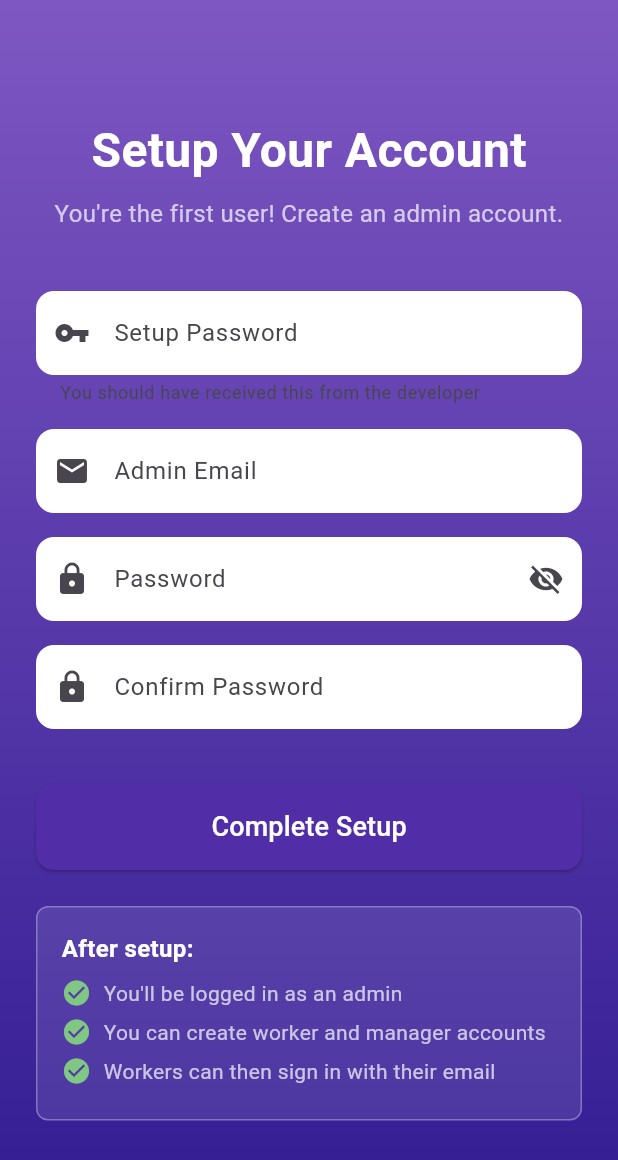
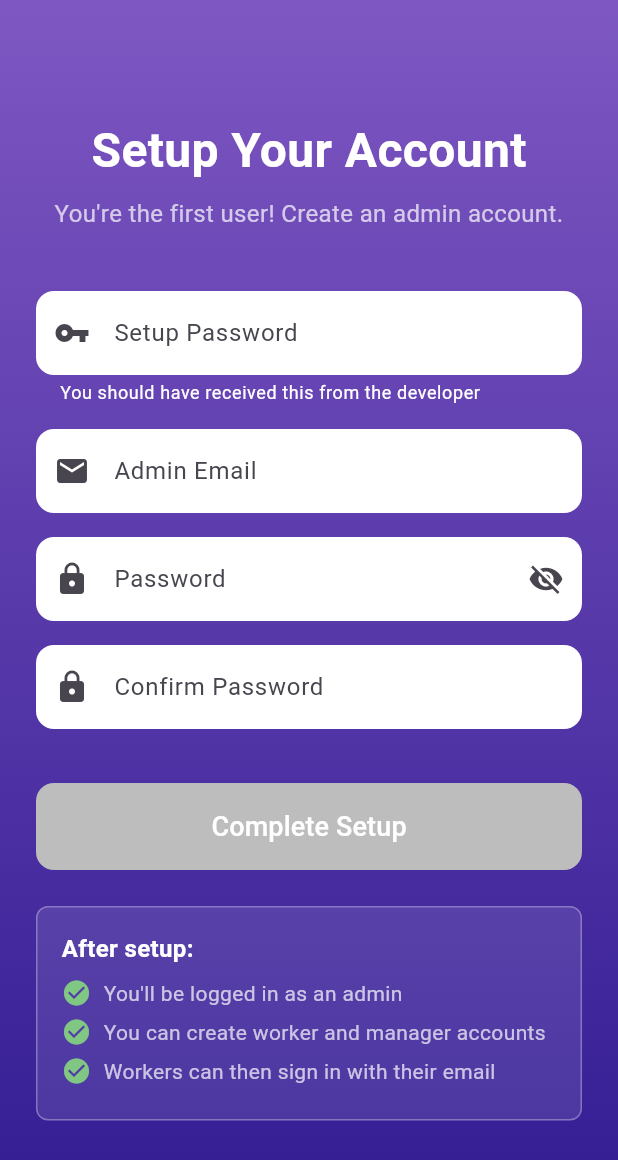
Before and after one commit to ecenaz-karatas/shift-tracker, a Flutter app: the screen it shows after launch, on a phone screen of 412 x 824 dp. Shown: the top 1160 px of the screen. Run offline on Flutter 3.47's test engine with Material 3 defaults, Android fonts, the phone set to English and light mode, and no system bars; our stand-ins replace cloud_firestore, dropdown_search, firebase_auth, firebase_core, flutter_dotenv, google_sign_in; accounts and stored records are empty.

Commit message:
Fix initial setup page

```diff
--- a/lib/auth/initial_setup_page.dart
+++ b/lib/auth/initial_setup_page.dart
@@ -1,7 +1,7 @@
 import 'package:flutter/material.dart';
 import 'package:firebase_auth/firebase_auth.dart';
 import 'package:shift_tracker/auth//auth_service.dart';
-import '../../config.dart';
+import 'package:flutter_dotenv/flutter_dotenv.dart';
 
 class InitialSetupPage extends StatefulWidget {
   @override
@@ -19,9 +19,29 @@ class _InitialSetupPageState extends State<InitialSetupPage> {
   String? _errorMessage;
   bool _passwordVisible = false;
 
+  @override
+  void initState() {
+    super.initState();
+    // Listen to text changes to rebuild button state
+    _setupPasswordController.addListener(() => setState(() {}));
+    _emailController.addListener(() => setState(() {}));
+    _passwordController.addListener(() => setState(() {}));
+    _confirmPasswordController.addListener(() => setState(() {}));
+  }
+
+  // Check if all fields are filled
+  bool get _allFieldsFilled =>
+      _setupPasswordController.text.isNotEmpty &&
+          _emailController.text.isNotEmpty &&
+          _passwordController.text.isNotEmpty &&
+          _confirmPasswordController.text.isNotEmpty;
+
   Future<void> _completeSetup() async {
+
+    final String setupPassword = dotenv.env['SETUP_PASSWORD'] ?? '';
+
     // Validate setup password
-    if (_setupPasswordController.text != setupPassword) {
+    if (_setupPasswordController.text.trim() != setupPassword) {
       setState(() => _errorMessage = "Incorrect setup password");
       return;
     }
@@ -127,6 +147,10 @@ class _InitialSetupPageState extends State<InitialSetupPage> {
                   decoration: InputDecoration(
                     hintText: "Setup Password",
                     helperText: "You should have received this from the developer",
+                    helperStyle: TextStyle(
+                      color: Colors.white,
+                      fontSize: 12,
+                    ),
                     prefixIcon: Icon(Icons.vpn_key),
                     filled: true,
                     fillColor: Colors.white,
@@ -221,9 +245,16 @@ class _InitialSetupPageState extends State<InitialSetupPage> {
                 SizedBox(
                   width: double.infinity,
                   child: ElevatedButton(
-                    onPressed: _isLoading ? null : _completeSetup,
+                    onPressed: (_allFieldsFilled && !_isLoading)
+                        ? _completeSetup
+                        : null,
                     style: ElevatedButton.styleFrom(
-                      backgroundColor: Colors.deepPurple[700],
+                      backgroundColor: _allFieldsFilled
+                          ? Colors.deepPurple[700]  // Enabled: Dark purple
+                          : Colors.grey[400],
+                      foregroundColor: Colors.white,
+                      disabledBackgroundColor: Colors.grey[400],
+                      disabledForegroundColor: Colors.white70,
                       padding: EdgeInsets.symmetric(vertical: 16),
                       shape: RoundedRectangleBorder(
                         borderRadius: BorderRadius.circular(12),
```
